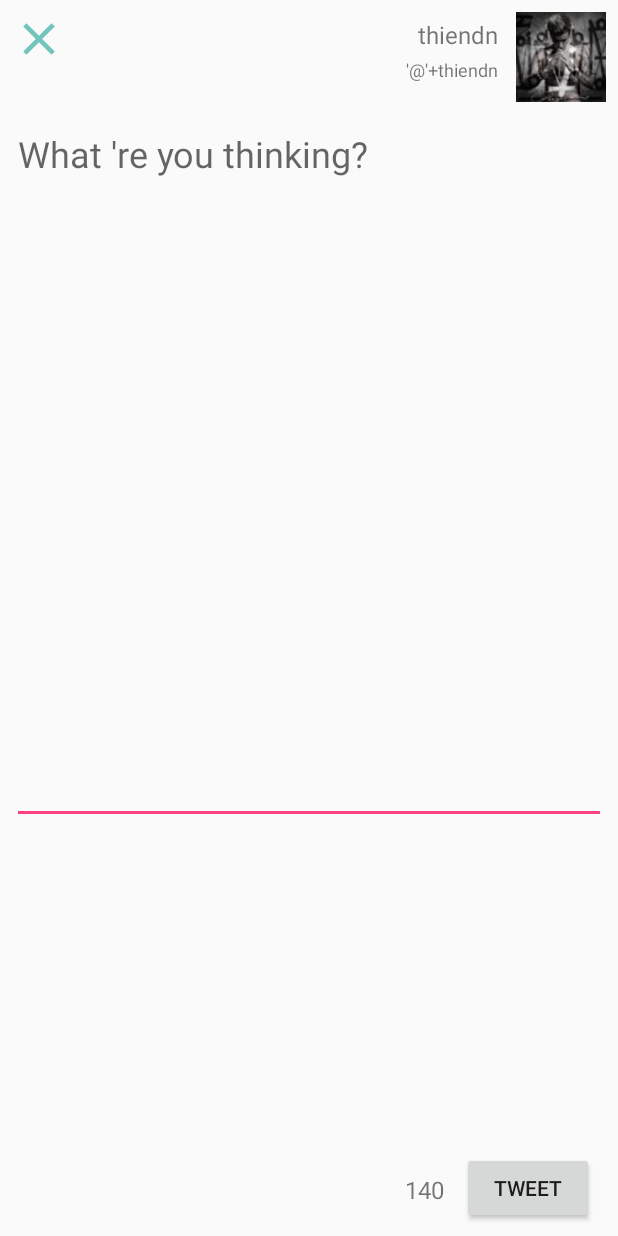
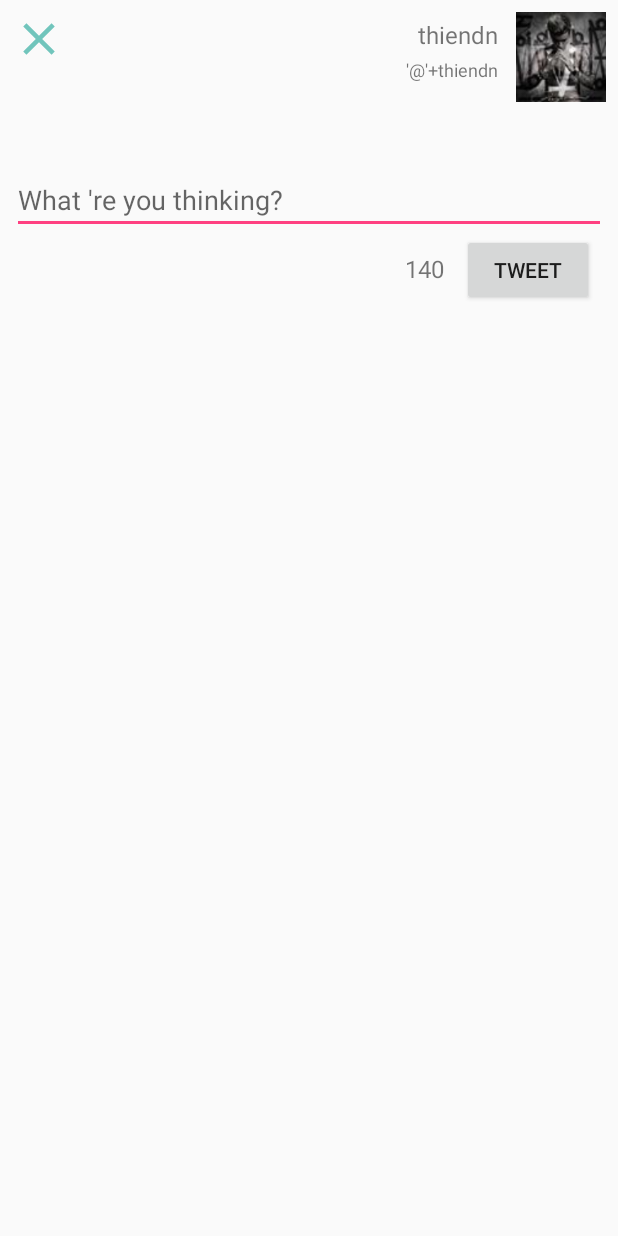
Before and after one commit to thiendn160794/SimpleTwitter, an Android app: the layout post_fragment.xml on its own in the app's theme, with its tools: preview values and no code run, on a phone screen of 412 x 824 dp. Run offline under Robolectric (Android 15) with nearby library versions, the phone set to English and light mode, and no system bars.

Commit message:
final commit

```diff
--- a/app/src/main/java/com/thiendn/coderschool/simpletwitter/dialog/ComposeDialog.java
+++ b/app/src/main/java/com/thiendn/coderschool/simpletwitter/dialog/ComposeDialog.java
@@ -126,8 +126,10 @@ public class ComposeDialog extends DialogFragment {
                 int charRemain = 140 - charCount;
                 if (charRemain < 0){
                     numberOfCharacter.setTextColor(ContextCompat.getColor(mContext, android.R.color.holo_red_light));
+                    btnTweet.setEnabled(false);
                 }else{
                     numberOfCharacter.setTextColor(ContextCompat.getColor(mContext, android.R.color.darker_gray));
+                    btnTweet.setEnabled(true);
                 }
                 numberOfCharacter.setText(charRemain + "");
             }
--- a/app/src/main/res/layout/post_fragment.xml
+++ b/app/src/main/res/layout/post_fragment.xml
@@ -48,34 +48,38 @@
         <EditText
             android:id="@+id/etText"
             android:layout_width="match_parent"
-            android:layout_height="wrap_content"
+            android:layout_height="80dp"
             android:layout_below="@+id/ivProfile"
             android:layout_marginTop="8dp"
-            android:gravity="top"
             android:hint="What 're you thinking?"
             android:inputType="textCapSentences|textMultiLine"
             android:lines="16"
-            android:maxLength="140"
-            android:textSize="24sp" />
-
-        <Button
-            android:id="@+id/btnTweet"
-            android:layout_width="wrap_content"
+            android:textSize="18sp"
+            android:gravity="bottom"/>
+        <LinearLayout
+            android:layout_below="@+id/etText"
+            android:layout_width="match_parent"
             android:layout_height="wrap_content"
-            android:layout_alignParentBottom="true"
-            android:layout_alignParentRight="true"
-            android:layout_marginRight="8dp"
-            android:text="TWEET"/>
-
+            android:gravity="right">
             <TextView
+                android:layout_below="@+id/etText"
                 android:id="@+id/tvNumberOfCharacter"
                 android:layout_width="wrap_content"
                 android:layout_height="wrap_content"
-            android:layout_alignParentBottom="true"
                 android:layout_marginBottom="12dp"
                 android:layout_marginRight="12dp"
                 android:layout_toLeftOf="@+id/btnTweet"
                 android:text="140"
                 android:textSize="16sp" />
+            <Button
+                android:id="@+id/btnTweet"
+                android:layout_width="wrap_content"
+                android:layout_height="wrap_content"
+                android:layout_alignParentRight="true"
+                android:layout_marginRight="8dp"
+                android:text="TWEET"/>
+
+        </LinearLayout>
+
     </RelativeLayout>
 </LinearLayout>
```
Also changed, not shown: 1 other file. Lines whose indentation alone changed are shown as unchanged.
